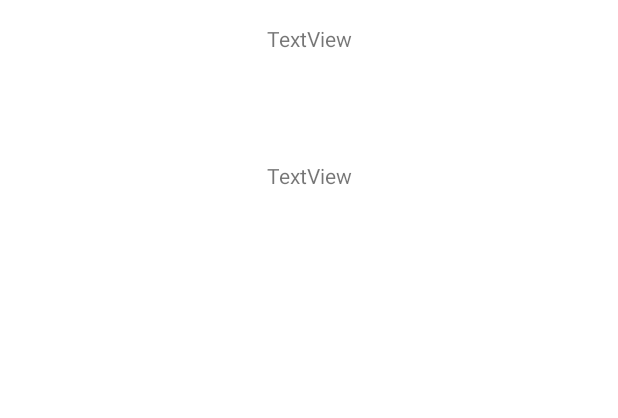
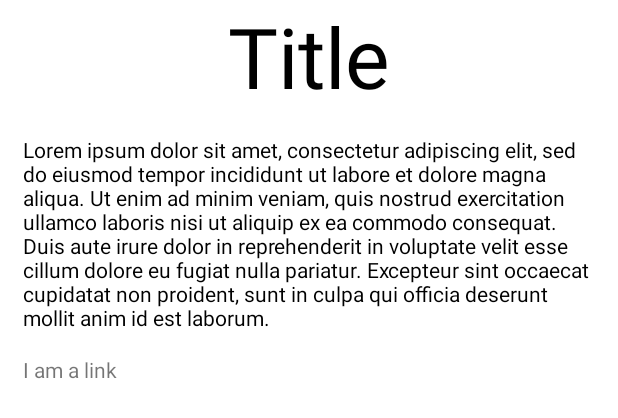
Before and after one commit to avainslie/Powerpuff-Girls, an Android app: the layout activity_individual_resource.xml on its own in the app's theme, with its tools: preview values and no code run, on a phone screen of 412 x 824 dp. Shown: the top 418 px of the screen. Run offline under Robolectric (Android 15) with nearby library versions, the light colour scheme and no system bars.

Commit message:
Added clickable resource hyperlinks, changed individual resource layout

```diff
--- a/app/src/main/java/com/example/powerpuffgirls/IndividualResource.java
+++ b/app/src/main/java/com/example/powerpuffgirls/IndividualResource.java
@@ -1,6 +1,8 @@
 package com.example.powerpuffgirls;
 
 import android.os.Bundle;
+import android.text.Html;
+import android.text.method.LinkMovementMethod;
 import android.util.Log;
 import android.widget.TextView;
 
@@ -16,15 +18,20 @@ public class IndividualResource extends AppCompatActivity {
 
     private TextView resourceName;
     private TextView resourceDescription;
+    private TextView resourceLink;
     private FirebaseFirestore db = FirebaseFirestore.getInstance();
     private Resources resourceRef;
+
     @Override
     protected void onCreate(Bundle savedInstanceState) {
         super.onCreate(savedInstanceState);
         setContentView(R.layout.activity_individual_resource);
 
-        resourceName = findViewById(R.id.Resource_name);
-        resourceDescription = findViewById(R.id.Resource_description);
+        resourceName = findViewById(R.id.resource_name);
+        resourceDescription = findViewById(R.id.resource_description);
+        resourceLink = findViewById(R.id.resource_link);
+        resourceLink.setClickable(true);
+        resourceLink.setMovementMethod(LinkMovementMethod.getInstance());
 
         setupTextViews();
 
@@ -43,6 +50,8 @@ public class IndividualResource extends AppCompatActivity {
                 resourceRef = document.toObject(Resources.class);
                 resourceName.setText(resourceRef.getName());
                 resourceDescription.setText(resourceRef.getDescription());
+                String link = resourceRef.getLink();
+                resourceLink.setText(Html.fromHtml("<a href=" + link + "> " + link + "</a>"));
             }
         });
 
--- a/app/src/main/res/layout/activity_individual_resource.xml
+++ b/app/src/main/res/layout/activity_individual_resource.xml
@@ -7,23 +7,40 @@
     tools:context=".IndividualResource">
 
     <TextView
-        android:id="@+id/Resource_name"
+        android:id="@+id/resource_name"
         android:layout_width="wrap_content"
         android:layout_height="wrap_content"
-        android:layout_marginTop="16dp"
-        android:text="TextView"
+        android:text="@string/res_title"
+        android:textAppearance="@style/TextAppearance.AppCompat.Display3"
+        android:textColor="#000000"
+        app:layout_constraintBottom_toTopOf="@+id/resource_description"
         app:layout_constraintEnd_toEndOf="parent"
         app:layout_constraintStart_toStartOf="parent"
         app:layout_constraintTop_toTopOf="parent" />
 
     <TextView
-        android:id="@+id/Resource_description"
-        android:layout_width="wrap_content"
+        android:id="@+id/resource_description"
+        android:layout_width="match_parent"
         android:layout_height="wrap_content"
-        android:layout_marginTop="72dp"
-        android:text="TextView"
+        android:layout_margin="15dp"
+        android:text="@string/res_description"
+        android:textAppearance="@style/TextAppearance.AppCompat.Body1"
+        android:textColor="#000000"
         app:layout_constraintEnd_toEndOf="parent"
-        app:layout_constraintHorizontal_bias="0.501"
         app:layout_constraintStart_toStartOf="parent"
-        app:layout_constraintTop_toBottomOf="@+id/Resource_name" />
+        app:layout_constraintTop_toBottomOf="@+id/resource_name" />
+
+    <TextView
+        android:id="@+id/resource_link"
+        android:text="@string/res_link"
+        android:textColorLink="#3F51B5"
+        android:layout_width="match_parent"
+        android:layout_height="wrap_content"
+        android:layout_margin="15dp"
+        app:layout_constraintStart_toStartOf="parent"
+        app:layout_constraintEnd_toEndOf="parent"
+        app:layout_constraintTop_toBottomOf="@+id/resource_description"
+
+        />
+
 </androidx.constraintlayout.widget.ConstraintLayout>
--- a/app/src/main/res/values/strings.xml
+++ b/app/src/main/res/values/strings.xml
@@ -1,3 +1,6 @@
 <resources>
     <string name="app_name">PowerpuffGirls</string>
+    <string name="res_title">Title</string>
+    <string name="res_description">"Lorem ipsum dolor sit amet, consectetur adipiscing elit, sed do eiusmod tempor incididunt ut labore et dolore magna aliqua. Ut enim ad minim veniam, quis nostrud exercitation ullamco laboris nisi ut aliquip ex ea commodo consequat. Duis aute irure dolor in reprehenderit in voluptate velit esse cillum dolore eu fugiat nulla pariatur. Excepteur sint occaecat cupidatat non proident, sunt in culpa qui officia deserunt mollit anim id est laborum."</string>
+    <string name="res_link">I am a link</string>
 </resources>
```
